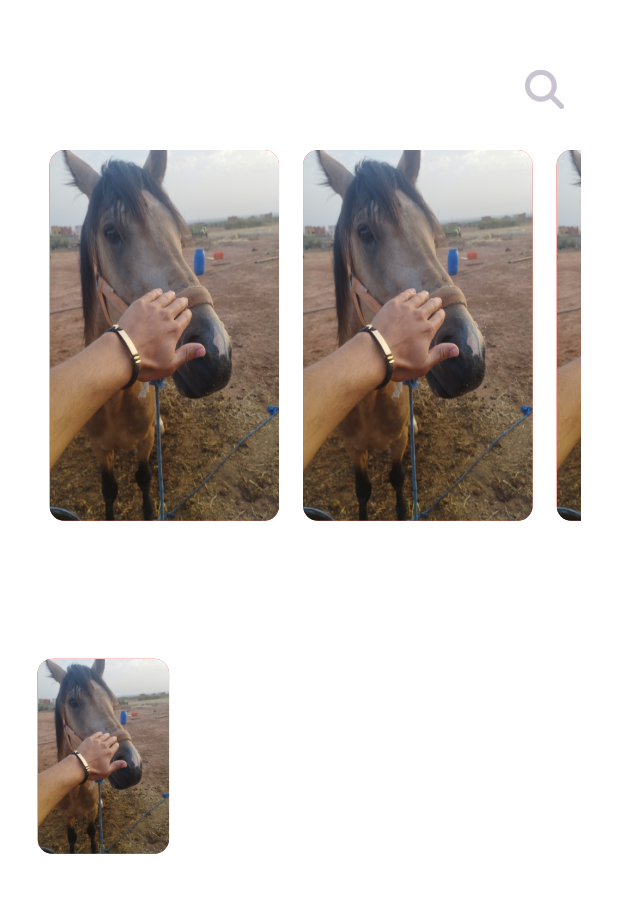
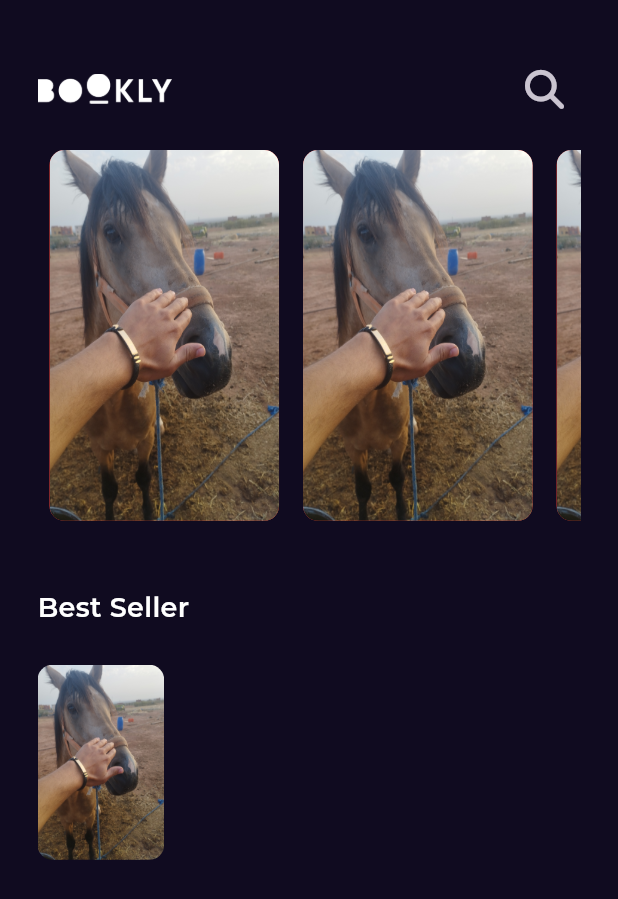
Before and after one commit to younesse-Malek/my_bookly, a Flutter app: the screen it shows after launch, after a tap on an icon or button, on a phone screen of 412 x 824 dp. Shown: the top 899 px of the screen. Run offline on Flutter 3.47's test engine with Material 3 defaults, Android fonts, the phone set to English and light mode, and no system bars; our stand-ins replace font_awesome_flutter, get, google_fonts.

Commit message:
cewate app stayels

```diff
--- a/lib/Core/Utils/Styles.dart
+++ b/lib/Core/Utils/Styles.dart
@@ -1,10 +1,25 @@
 import 'package:flutter/material.dart';
+import 'package:my_bookly/features/constanse.dart';
 
 abstract class Stayles {
-  static const titleMediem = TextStyle(
-    fontSize: 19,
+  static const textstyle20 = TextStyle(
+    fontSize: 20,
+    fontWeight: FontWeight.normal,
+    fontFamily: kGTSectraFine,
+  );
+   static const textstyle30 = TextStyle(
+    fontSize: 30,
+    fontWeight: FontWeight.normal,
+    fontFamily: kGTSectraFine,
+
+  ); static const textstyle14 = TextStyle(
+    fontSize: 14,
+    fontWeight: FontWeight.normal,
+  ); static const textstyle16 = TextStyle(
+    fontSize: 16,
+    fontWeight: FontWeight.w500,
+  ); static const textstyle18 = TextStyle(
+    fontSize: 18,
     fontWeight: FontWeight.w600,
-    color: Colors.white,
-    decoration: TextDecoration.none,
   );
 }
--- a/lib/features/Home/presentation/view/home_view.dart
+++ b/lib/features/Home/presentation/view/home_view.dart
@@ -6,6 +6,6 @@ class HomePage extends StatelessWidget {
 
   @override
   Widget build(BuildContext context) {
-    return const HomeViewBody();
+    return Scaffold(body: const HomeViewBody());
   }
 }
--- a/lib/features/Home/presentation/view/widget/home_view_body.dart
+++ b/lib/features/Home/presentation/view/widget/home_view_body.dart
@@ -1,5 +1,5 @@
 import 'package:flutter/material.dart';
-import 'package:my_bookly/Core/Utils/Styles.dart';
+import 'package:my_bookly/Core/Utils/styles.dart';
 import 'package:my_bookly/Core/Utils/assets.dart';
 import 'package:my_bookly/features/Home/presentation/view/widget/app_bar_home.dart';
 import 'package:my_bookly/features/Home/presentation/view/widget/featured_list_view.dart';
@@ -12,13 +12,16 @@ class HomeViewBody extends StatelessWidget {
     return Padding(
       padding: const EdgeInsets.symmetric(horizontal: 25),
 
-      child: const Column(
+      child: Column(
         crossAxisAlignment: CrossAxisAlignment.start,
         children: [
           CustoumAppBar(),
           FeaturedListView(),
           SizedBox(height: 45),
-          Text('Best Seller', style: Stayles.titleMediem),
+          Text(
+            'Best Seller',
+            style: Stayles.textstyle18,
+          ),
           SizedBox(height: 25),
           BestSellerListViewItem(),
         ],
@@ -37,10 +40,9 @@ class BestSellerListViewItem extends StatelessWidget {
         SizedBox(
           height: 130,
           child: AspectRatio(
-            aspectRatio: 2.7 / 4,
+            aspectRatio: 2.6 / 4,
             child: Container(
               decoration: BoxDecoration(
-                color: Colors.red,
                 borderRadius: BorderRadius.circular(10),
                 image: DecorationImage(
                   fit: BoxFit.fill,
--- a/lib/features/Splash/presentation/View/widget/splash_view_body.dart
+++ b/lib/features/Splash/presentation/View/widget/splash_view_body.dart
@@ -1,6 +1,5 @@
 import 'package:flutter/material.dart';
 import 'package:get/route_manager.dart';
-import 'package:get/utils.dart';
 import 'package:my_bookly/Core/Utils/assets.dart';
 import 'package:my_bookly/features/Home/presentation/view/home_view.dart';
 import 'package:my_bookly/features/Splash/presentation/View/widget/sliding_texxt.dart';
@@ -62,7 +61,7 @@ class _SplashviewbodyState extends State<Splashviewbody>
       Get.to(
         () => HomePage(),
         transition: Transition.fade,
-        duration: KTransitionDurition,
+        duration: kTransitionDurition,
       );
     });
   }
--- a/lib/features/constanse.dart
+++ b/lib/features/constanse.dart
@@ -1,7 +1,5 @@
-
-
-
 import 'package:flutter/material.dart';
 
 const kPraimaryColor = Color(0xff100B20);
-const KTransitionDurition=Duration(milliseconds: 250);
+const kTransitionDurition = Duration(milliseconds: 250);
+const kGTSectraFine = 'GTSectraFine';
--- a/lib/main.dart
+++ b/lib/main.dart
@@ -19,7 +19,12 @@ class BooklyApp extends StatelessWidget {
       theme: ThemeData(
         brightness: Brightness.dark,
         scaffoldBackgroundColor: kPraimaryColor,
-        textTheme: GoogleFonts.montserratTextTheme(ThemeData.dark().textTheme),
+        textTheme: GoogleFonts.montserratTextTheme(
+          ThemeData.dark().textTheme.apply(
+            bodyColor: Colors.white,
+            displayColor: Colors.white,
+          ),
+        ),
       ),
       home: Splashview(),
     );
```
